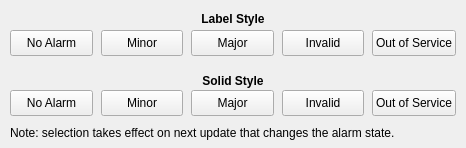
Qt form qeframeworkSup/project/widgets/QEAlarmColourSelection/QEAlarmColourSelection.ui (qtepics/qeframework) before a commit.
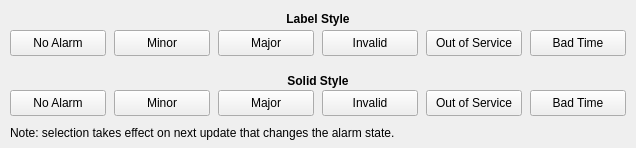
The same form after that commit.

Commit message: QEAlarmColourSelection: include bad time stamp selection buttons.

Diff of the .ui file:
```diff
--- a/qeframeworkSup/project/widgets/QEAlarmColourSelection/QEAlarmColourSelection.ui
+++ b/qeframeworkSup/project/widgets/QEAlarmColourSelection/QEAlarmColourSelection.ui
@@ -6,10 +6,16 @@
    <rect>
     <x>0</x>
     <y>0</y>
-    <width>466</width>
+    <width>636</width>
     <height>148</height>
    </rect>
   </property>
+  <property name="minimumSize">
+   <size>
+    <width>636</width>
+    <height>148</height>
+   </size>
+  </property>
   <property name="windowTitle">
    <string>Colour Selection</string>
   </property>
@@ -31,6 +37,12 @@
    </property>
    <item>
     <widget class="QFrame" name="mainWidgetFrame">
+     <property name="minimumSize">
+      <size>
+       <width>636</width>
+       <height>148</height>
+      </size>
+     </property>
      <layout class="QGridLayout" name="gridLayout">
       <property name="leftMargin">
        <number>10</number>
@@ -50,82 +62,22 @@
       <property name="verticalSpacing">
        <number>4</number>
       </property>
-      <item row="1" column="4">
-       <widget class="QPushButton" name="pushButton_R14">
+      <item row="3" column="0">
+       <widget class="QPushButton" name="pushButton_R20">
         <property name="sizePolicy">
          <sizepolicy hsizetype="Preferred" vsizetype="Preferred">
           <horstretch>0</horstretch>
           <verstretch>0</verstretch>
          </sizepolicy>
         </property>
-        <property name="text">
-         <string>Out of Service</string>
-        </property>
-       </widget>
-      </item>
-      <item row="1" column="0">
-       <widget class="QPushButton" name="pushButton_R10">
-        <property name="sizePolicy">
-         <sizepolicy hsizetype="Preferred" vsizetype="Preferred">
-          <horstretch>0</horstretch>
-          <verstretch>0</verstretch>
-         </sizepolicy>
-        </property>
-        <property name="text">
-         <string>No Alarm</string>
-        </property>
-       </widget>
-      </item>
-      <item row="1" column="1">
-       <widget class="QPushButton" name="pushButton_R11">
-        <property name="sizePolicy">
-         <sizepolicy hsizetype="Preferred" vsizetype="Preferred">
-          <horstretch>0</horstretch>
-          <verstretch>0</verstretch>
-         </sizepolicy>
-        </property>
-        <property name="text">
-         <string>Minor</string>
-        </property>
-       </widget>
-      </item>
-      <item row="0" column="0" colspan="5">
-       <widget class="QLabel" name="label_1">
         <property name="minimumSize">
          <size>
-          <width>0</width>
-          <height>18</height>
+          <width>96</width>
+          <height>0</height>
          </size>
         </property>
-        <property name="maximumSize">
-         <size>
-          <width>16777215</width>
-          <height>18</height>
-         </size>
-        </property>
-        <property name="font">
-         <font>
-          <bold>true</bold>
-         </font>
-        </property>
         <property name="text">
-         <string>Label Style</string>
-        </property>
-        <property name="alignment">
-         <set>Qt::AlignBottom|Qt::AlignHCenter</set>
-        </property>
-       </widget>
-      </item>
-      <item row="3" column="4">
-       <widget class="QPushButton" name="pushButton_R24">
-        <property name="sizePolicy">
-         <sizepolicy hsizetype="Preferred" vsizetype="Preferred">
-          <horstretch>0</horstretch>
-          <verstretch>0</verstretch>
-         </sizepolicy>
-        </property>
-        <property name="text">
-         <string>Out of Service</string>
+         <string>No Alarm</string>
         </property>
        </widget>
       </item>
@@ -137,24 +89,17 @@
           <verstretch>0</verstretch>
          </sizepolicy>
         </property>
+        <property name="minimumSize">
+         <size>
+          <width>96</width>
+          <height>0</height>
+         </size>
+        </property>
         <property name="text">
          <string>Minor</string>
         </property>
        </widget>
       </item>
-      <item row="3" column="3">
-       <widget class="QPushButton" name="pushButton_R23">
-        <property name="sizePolicy">
-         <sizepolicy hsizetype="Preferred" vsizetype="Preferred">
-          <horstretch>0</horstretch>
-          <verstretch>0</verstretch>
-         </sizepolicy>
-        </property>
-        <property name="text">
-         <string>Invalid</string>
-        </property>
-       </widget>
-      </item>
       <item row="3" column="2">
        <widget class="QPushButton" name="pushButton_R22">
         <property name="sizePolicy">
@@ -163,11 +108,74 @@
           <verstretch>0</verstretch>
          </sizepolicy>
         </property>
+        <property name="minimumSize">
+         <size>
+          <width>96</width>
+          <height>0</height>
+         </size>
+        </property>
         <property name="text">
          <string>Major</string>
         </property>
        </widget>
       </item>
+      <item row="1" column="0">
+       <widget class="QPushButton" name="pushButton_R10">
+        <property name="sizePolicy">
+         <sizepolicy hsizetype="Preferred" vsizetype="Preferred">
+          <horstretch>0</horstretch>
+          <verstretch>0</verstretch>
+         </sizepolicy>
+        </property>
+        <property name="minimumSize">
+         <size>
+          <width>96</width>
+          <height>0</height>
+         </size>
+        </property>
+        <property name="text">
+         <string>No Alarm</string>
+        </property>
+       </widget>
+      </item>
+      <item row="3" column="3">
+       <widget class="QPushButton" name="pushButton_R23">
+        <property name="sizePolicy">
+         <sizepolicy hsizetype="Preferred" vsizetype="Preferred">
+          <horstretch>0</horstretch>
+          <verstretch>0</verstretch>
+         </sizepolicy>
+        </property>
+        <property name="minimumSize">
+         <size>
+          <width>96</width>
+          <height>0</height>
+         </size>
+        </property>
+        <property name="text">
+         <string>Invalid</string>
+        </property>
+       </widget>
+      </item>
+      <item row="1" column="4">
+       <widget class="QPushButton" name="pushButton_R14">
+        <property name="sizePolicy">
+         <sizepolicy hsizetype="Preferred" vsizetype="Preferred">
+          <horstretch>0</horstretch>
+          <verstretch>0</verstretch>
+         </sizepolicy>
+        </property>
+        <property name="minimumSize">
+         <size>
+          <width>96</width>
+          <height>0</height>
+         </size>
+        </property>
+        <property name="text">
+         <string>Out of Service</string>
+        </property>
+       </widget>
+      </item>
       <item row="1" column="2">
        <widget class="QPushButton" name="pushButton_R12">
         <property name="sizePolicy">
@@ -176,25 +184,140 @@
           <verstretch>0</verstretch>
          </sizepolicy>
         </property>
+        <property name="minimumSize">
+         <size>
+          <width>96</width>
+          <height>0</height>
+         </size>
+        </property>
         <property name="text">
          <string>Major</string>
         </property>
        </widget>
       </item>
-      <item row="3" column="0">
-       <widget class="QPushButton" name="pushButton_R20">
+      <item row="1" column="3">
+       <widget class="QPushButton" name="pushButton_R13">
         <property name="sizePolicy">
          <sizepolicy hsizetype="Preferred" vsizetype="Preferred">
           <horstretch>0</horstretch>
           <verstretch>0</verstretch>
          </sizepolicy>
         </property>
+        <property name="minimumSize">
+         <size>
+          <width>96</width>
+          <height>0</height>
+         </size>
+        </property>
         <property name="text">
-         <string>No Alarm</string>
+         <string>Invalid</string>
         </property>
        </widget>
       </item>
-      <item row="2" column="0" colspan="5">
+      <item row="1" column="1">
+       <widget class="QPushButton" name="pushButton_R11">
+        <property name="sizePolicy">
+         <sizepolicy hsizetype="Preferred" vsizetype="Preferred">
+          <horstretch>0</horstretch>
+          <verstretch>0</verstretch>
+         </sizepolicy>
+        </property>
+        <property name="minimumSize">
+         <size>
+          <width>96</width>
+          <height>0</height>
+         </size>
+        </property>
+        <property name="text">
+         <string>Minor</string>
+        </property>
+       </widget>
+      </item>
+      <item row="3" column="4">
+       <widget class="QPushButton" name="pushButton_R24">
+        <property name="sizePolicy">
+         <sizepolicy hsizetype="Preferred" vsizetype="Preferred">
+          <horstretch>0</horstretch>
+          <verstretch>0</verstretch>
+         </sizepolicy>
+        </property>
+        <property name="minimumSize">
+         <size>
+          <width>96</width>
+          <height>0</height>
+         </size>
+        </property>
+        <property name="text">
+         <string>Out of Service</string>
+        </property>
+       </widget>
+      </item>
+      <item row="1" column="5">
+       <widget class="QPushButton" name="pushButton_R15">
+        <property name="sizePolicy">
+         <sizepolicy hsizetype="Preferred" vsizetype="Preferred">
+          <horstretch>0</horstretch>
+          <verstretch>0</verstretch>
+         </sizepolicy>
+        </property>
+        <property name="minimumSize">
+         <size>
+          <width>96</width>
+          <height>0</height>
+         </size>
+        </property>
+        <property name="text">
+         <string>Bad Time</string>
+        </property>
+       </widget>
+      </item>
+      <item row="3" column="5">
+       <widget class="QPushButton" name="pushButton_R25">
+        <property name="sizePolicy">
+         <sizepolicy hsizetype="Preferred" vsizetype="Preferred">
+          <horstretch>0</horstretch>
+          <verstretch>0</verstretch>
+         </sizepolicy>
+        </property>
+        <property name="minimumSize">
+         <size>
+          <width>96</width>
+          <height>0</height>
+         </size>
+        </property>
+        <property name="text">
+         <string>Bad Time</string>
+        </property>
+       </widget>
+      </item>
+      <item row="0" column="0" colspan="6">
+       <widget class="QLabel" name="label_1">
+        <property name="minimumSize">
+         <size>
+          <width>0</width>
+          <height>18</height>
+         </size>
+        </property>
+        <property name="maximumSize">
+         <size>
+          <width>16777215</width>
+          <height>18</height>
+         </size>
+        </property>
+        <property name="font">
+         <font>
+          <bold>true</bold>
+         </font>
+        </property>
+        <property name="text">
+         <string>Label Style</string>
+        </property>
+        <property name="alignment">
+         <set>Qt::AlignmentFlag::AlignBottom|Qt::AlignmentFlag::AlignHCenter</set>
+        </property>
+       </widget>
+      </item>
+      <item row="2" column="0" colspan="6">
        <widget class="QLabel" name="label_2">
         <property name="minimumSize">
          <size>
@@ -217,24 +340,11 @@
          <string>Solid Style</string>
         </property>
         <property name="alignment">
-         <set>Qt::AlignBottom|Qt::AlignHCenter</set>
+         <set>Qt::AlignmentFlag::AlignBottom|Qt::AlignmentFlag::AlignHCenter</set>
         </property>
        </widget>
       </item>
-      <item row="1" column="3">
-       <widget class="QPushButton" name="pushButton_R13">
-        <property name="sizePolicy">
-         <sizepolicy hsizetype="Preferred" vsizetype="Preferred">
-          <horstretch>0</horstretch>
-          <verstretch>0</verstretch>
-         </sizepolicy>
-        </property>
-        <property name="text">
-         <string>Invalid</string>
-        </property>
-       </widget>
-      </item>
-      <item row="4" column="0" colspan="5">
+      <item row="4" column="0" colspan="6">
        <widget class="QLabel" name="label">
         <property name="minimumSize">
          <size>
@@ -257,7 +367,7 @@
          <string>Note: selection takes effect on next update that changes the alarm state.</string>
         </property>
         <property name="alignment">
-         <set>Qt::AlignBottom|Qt::AlignLeading|Qt::AlignLeft</set>
+         <set>Qt::AlignmentFlag::AlignBottom|Qt::AlignmentFlag::AlignLeading|Qt::AlignmentFlag::AlignLeft</set>
         </property>
        </widget>
       </item>
@@ -275,6 +385,8 @@
      <zorder>pushButton_R22</zorder>
      <zorder>pushButton_R13</zorder>
      <zorder>label</zorder>
+     <zorder>pushButton_R15</zorder>
+     <zorder>pushButton_R25</zorder>
     </widget>
    </item>
   </layout>
```
The commit also changes 2 other files.
